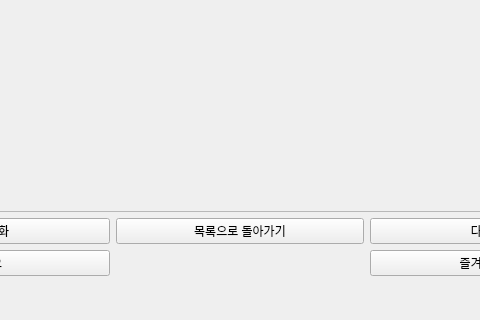
Qt form project5_webtoon/client/mainwindow.ui (myeonghh/lms4_Project) before a commit; both pictures show x 161 to 641 and y 343 to 663 of the 802 by 663 pixel window.
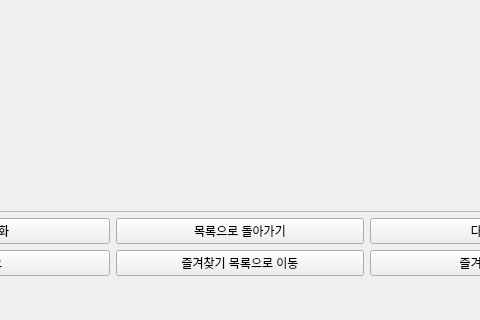
The same form after that commit. The open tabs and pages were chosen to show the change.

What changed in the file:
```diff
--- a/project5_webtoon/client/mainwindow.ui
+++ b/project5_webtoon/client/mainwindow.ui
@@ -458,9 +458,9 @@
            </widget>
           </item>
           <item row="1" column="1">
-           <widget class="QLabel" name="like_cnt_label">
+           <widget class="QPushButton" name="pushButton">
             <property name="text">
-             <string> </string>
+             <string>즐겨찾기 목록으로 이동</string>
             </property>
            </widget>
           </item>
```
Left out of the diff: 4 changed lines with no effect on the pictures.
